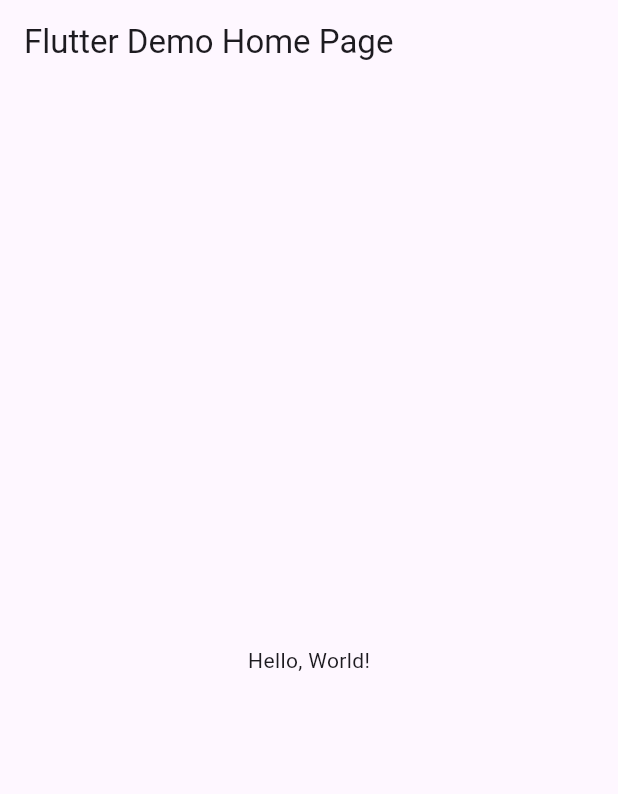
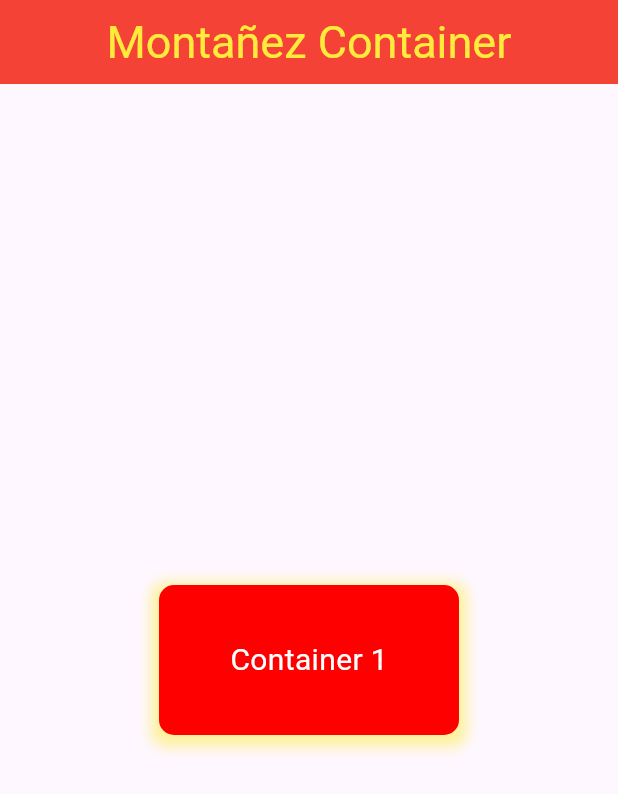
Before and after one commit to LuisOrlandoSifuentes/p10ElContainer, a Flutter app: the screen it shows after launch, on a phone screen of 412 x 824 dp. Shown: the top 794 px of the screen. Run offline on Flutter 3.47's test engine with Material 3 defaults, Android fonts, the phone set to English and light mode, and no system bars.

Commit message:
otra vez

```diff
--- a/lib/main.dart
+++ b/lib/main.dart
@@ -1,43 +1,54 @@
 import 'package:flutter/material.dart';
 
-void main() => runApp(MyApp());
+void main() => runApp(const MiContenedor());
 
-class MyApp extends StatelessWidget {
-  const MyApp({super.key});
-  // This widget is the root of your application.
+class MiContenedor extends StatelessWidget {
+  const MiContenedor({Key? key}) : super(key: key);
+
   @override
   Widget build(BuildContext context) {
     return MaterialApp(
-      // Application name
-      title: 'Flutter Hello World',
-      // Application theme data, you can set the colors for the application as
-      // you want
-      theme: ThemeData(
-        // useMaterial3: false,
-        primarySwatch: Colors.blue,
-      ),
-      // A widget which will be started on application startup
-      home: MyHomePage(title: 'Flutter Demo Home Page'),
-    );
-  }
-}
-
-class MyHomePage extends StatelessWidget {
-  final String title;
-  const MyHomePage({super.key, required this.title});
-
-  @override
-  Widget build(BuildContext context) {
-    return Scaffold(
-      appBar: AppBar(
-        // The title text which will be shown on the action bar
-        title: Text(title),
-      ),
-      body: Center(
-        child: Text(
-          'Hello, World!',
+      debugShowCheckedModeBanner: false,
+      home: Scaffold(
+        appBar: AppBar(
+          title: const Text("Montañez Container"),
+          centerTitle: true,
+          titleTextStyle: const TextStyle(color: Colors.yellow, fontSize: 30),
+          backgroundColor: Colors.red,
+        ),
+        body: Center(
+          child: Column(
+            mainAxisAlignment: MainAxisAlignment.center,
+            children: [
+              // Primer Container
+              Container(
+                width: 200,
+                height: 100,
+                decoration: BoxDecoration(
+                  color: Color(0xffff0000), // Color de fondo
+                  borderRadius:
+                      BorderRadius.circular(10), // Esquinas redondeadas
+                  boxShadow: [
+                    BoxShadow(
+                      color:
+                          Colors.yellow.withOpacity(0.5), // Color de la sombra
+                      spreadRadius: 5, // Extensión de la sombra
+                      blurRadius: 7, // Difuminado de la sombra
+                      offset: const Offset(0, 3), // Desplazamiento de la sombra
+                    ),
+                  ],
+                ),
+                child: const Center(
+                  child: Text(
+                    'Container 1',
+                    style: TextStyle(color: Colors.white, fontSize: 20),
+                  ),
+                ),
+              ),
+            ], //widgets
+          ),
         ),
       ),
     );
-  }
-}
+  } //fin widgets
+} //fin clase MiContenedorApp
```
Also changed, not shown: containerfinal.PNG (added).
